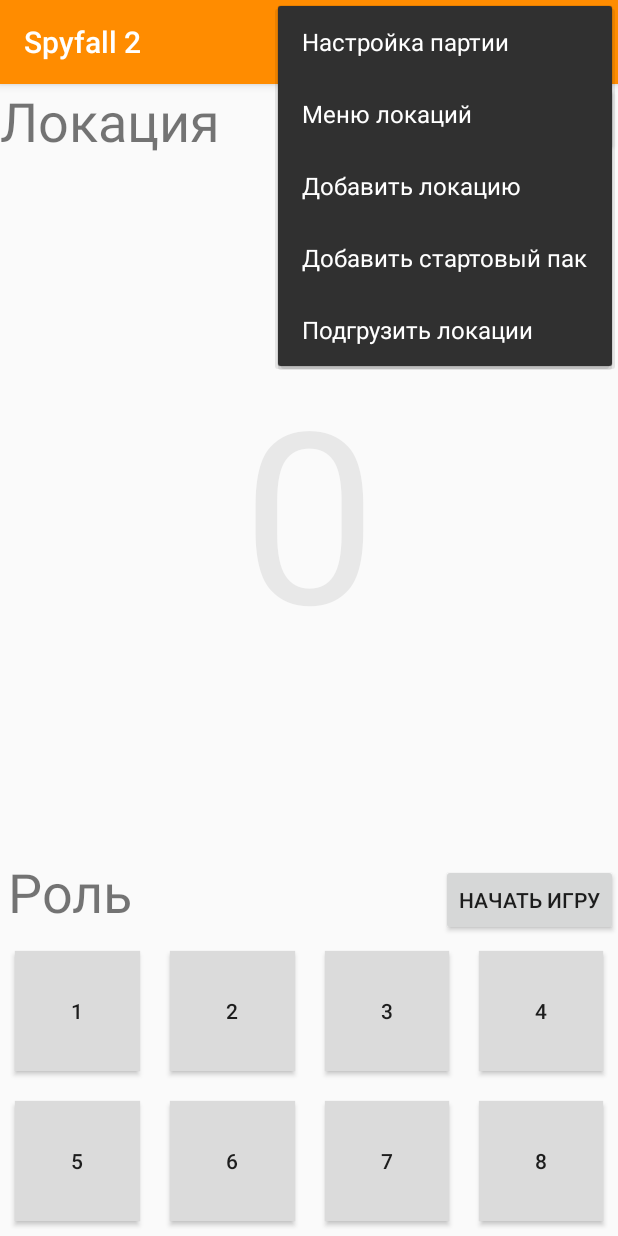
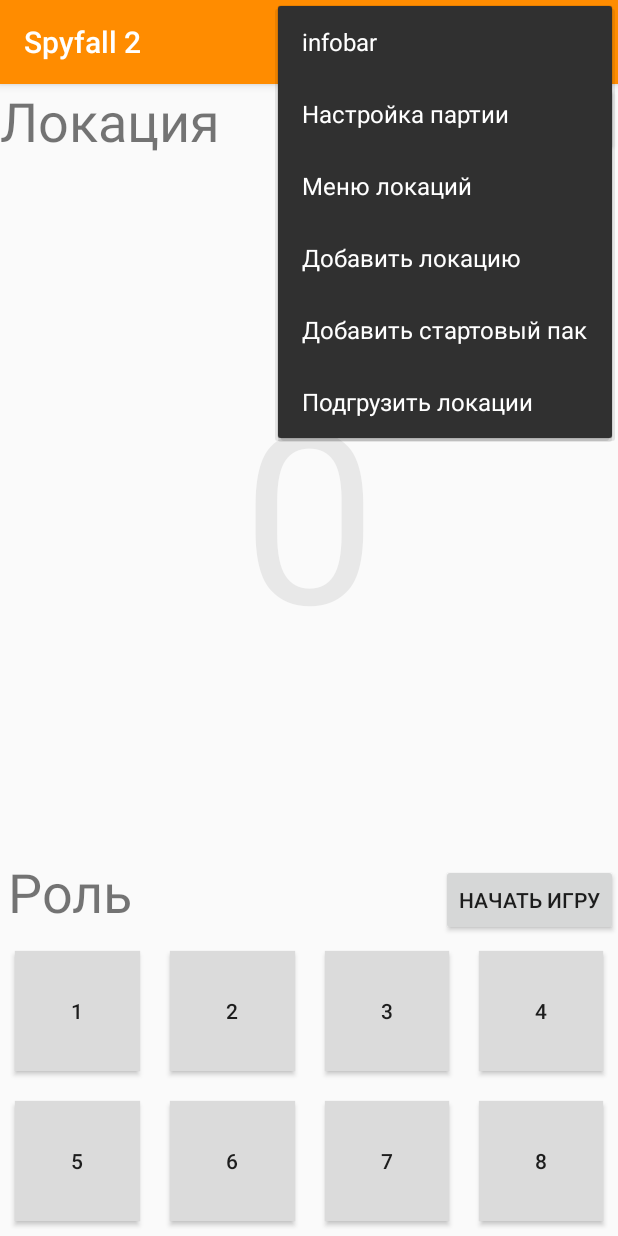
Before and after one commit to Iwantrepository/Spyfall, an Android app: the screen it shows after launch (MainActivity), with the options menu open, on a phone screen of 412 x 824 dp. Run offline under Robolectric (Android 15) with nearby library versions, the phone set to English and light mode, and no system bars; 6 statements that could not run were skipped.

Commit message:
Ремонт файловой системы + инфо

```diff
--- a/app/build.gradle
+++ b/app/build.gradle
@@ -28,6 +28,7 @@ dependencies {
     implementation 'androidx.constraintlayout:constraintlayout:2.1.4'
     implementation 'com.android.support:appcompat-v7:28.0.0'
     implementation 'androidx.swiperefreshlayout:swiperefreshlayout:1.1.0'
+    implementation 'com.google.android.material:material:1.5.0'
     testImplementation 'junit:junit:4.13.2'
     androidTestImplementation 'androidx.test.ext:junit:1.1.5'
     androidTestImplementation 'androidx.test.espresso:espresso-core:3.5.1'
--- a/app/src/main/java/com/example/spyfall/MainActivity.java
+++ b/app/src/main/java/com/example/spyfall/MainActivity.java
@@ -45,12 +45,14 @@ import java.util.List;
 
 import static android.Manifest.permission.MANAGE_EXTERNAL_STORAGE;
 import static android.Manifest.permission.READ_EXTERNAL_STORAGE;
+import static android.Manifest.permission.WRITE_EXTERNAL_STORAGE;
 
 public class MainActivity extends AppCompatActivity {
 
     public final static int REQUEST_CODE_LOCATIONS = 1;
     public final static int REQUEST_CODE_NEW_LOCATION = 2;
     public final static int REQUEST_CODE_PARTY_CONFIG = 3;
+    public final static int REQUEST_CODE_INFO_BAR = 4;
 
     public final static int REQUEST_CODE_UPLOAD_LOCATIONS = 10;
 
@@ -100,7 +102,7 @@ public class MainActivity extends AppCompatActivity {
 
     public static void verifyStoragePermissions(Activity activity) {
         // Check if we have write permission
-        //int permission = ActivityCompat.checkSelfPermission(activity, STORAGE_SERVICE);
+//        int permission = ActivityCompat.checkSelfPermission(activity, STORAGE_SERVICE);
         int permission = ContextCompat.checkSelfPermission(activity , READ_EXTERNAL_STORAGE);
 
         if (permission != PackageManager.PERMISSION_GRANTED) {
@@ -126,6 +128,58 @@ public class MainActivity extends AppCompatActivity {
     {
         switch (item.getItemId())
         {
+            case R.id.info_bar:
+                Intent infoBar = new Intent(this, infoBar.class);
+
+//
+//
+//                int permission = ContextCompat.checkSelfPermission(this , WRITE_EXTERNAL_STORAGE);
+//                if (permission != PackageManager.PERMISSION_GRANTED) {
+//                    ActivityCompat.requestPermissions(
+//                            this,
+//                            PERMISSIONS_STORAGE,
+//                            REQUEST_EXTERNAL_STORAGE
+//                    );
+//                }
+//
+//                ActivityCompat.requestPermissions(
+//                        this,
+//                        PERMISSIONS_STORAGE,
+//                        REQUEST_EXTERNAL_STORAGE
+//                );
+//
+//                String path1, path2;
+//
+//                path1 = Environment.getDataDirectory() + "/Spyfall";
+//                path2 = Environment.getExternalStoragePublicDirectory(Environment.DIRECTORY_DOWNLOADS) + "/Spyfall";
+//
+//
+//                path1 = Environment.getDataDirectory().toString();
+//                path2 = Environment.getExternalStoragePublicDirectory(Environment.DIRECTORY_DOCUMENTS).toString() + "/Spyfall";
+//
+////                File file = new File(Environment.getExternalStoragePublicDirectory("Spyfall"));
+//                writeFile(path2+"/starter_pack_1.txt", "Университет\nПрогульщик\nПодлиза\nОтличник\nПофигист\nИдущий на красный диплом\nПреподаватель\nПостоянно ест");
+//
+//
+//
+
+
+
+
+
+
+
+
+
+
+
+                infoBar.putExtra("path", path);
+                infoBar.putExtra("pathFromToUpload", pathFromToUpload);
+                startActivityForResult(infoBar, REQUEST_CODE_INFO_BAR);
+
+//                refresh_loc_list();
+                break;
+
             case R.id.party_config:
                 Intent partyConfig = new Intent(this, PartyConfig.class);
                 partyConfig.putExtra("path", path);
@@ -241,8 +295,21 @@ public class MainActivity extends AppCompatActivity {
 
         verifyStoragePermissions(this);
 
-        pathFromToUpload = Environment.getExternalStorageDirectory().toString();// + "/Spyfall";   //Внешнее хранилище
-        path = getApplicationContext().getFilesDir().getPath() + "/Spyfall";    //Выделенное внутреннее хранилище
+
+        File dir = null ;
+        String FolderName = "Spyfall";
+
+        if (Build.VERSION.SDK_INT >= Build.VERSION_CODES.R) {
+            dir = new File (Environment.getExternalStoragePublicDirectory(Environment.DIRECTORY_DOCUMENTS)+ "/"+FolderName );
+            Toast.makeText(getApplicationContext(), "DOC", Toast.LENGTH_SHORT).show();
+        } else {
+            dir = new File(Environment.getExternalStorageDirectory() + "/"+FolderName);
+            Toast.makeText(getApplicationContext(), "EXT", Toast.LENGTH_SHORT).show();
+        }
+        dir.mkdirs();
+
+        path = dir.toString();
+        pathFromToUpload = dir.toString();
 
 
         spyImage = (ImageView) findViewById(R.id.imageViewSpy);
--- a/app/src/main/res/menu/menu.xml
+++ b/app/src/main/res/menu/menu.xml
@@ -1,5 +1,8 @@
 <?xml version="1.0" encoding="utf-8"?>
 <menu xmlns:android="http://schemas.android.com/apk/res/android">
+    <item
+        android:id="@+id/info_bar"
+        android:title="@string/info_bar" />
     <item
         android:id="@+id/party_config"
         android:title="@string/party_config"/>
--- a/app/src/main/res/values/strings.xml
+++ b/app/src/main/res/values/strings.xml
@@ -19,4 +19,5 @@
     <string name="refresh_locations">Обновить списки файлов</string>
     <string name="upload_locations">Подгрузить локации</string>
     <string name="party_config">Настройка партии</string>
+    <string name="info_bar">infobar</string>
 </resources>
```
Also changed, not shown: app/src/main/AndroidManifest.xml (+9 -5 lines), app/src/main/java/com/example/spyfall/infoBar.java (added, +30 -0 lines), app/src/main/res/layout/activity_info_bar.xml (added, +13 -0 lines).
